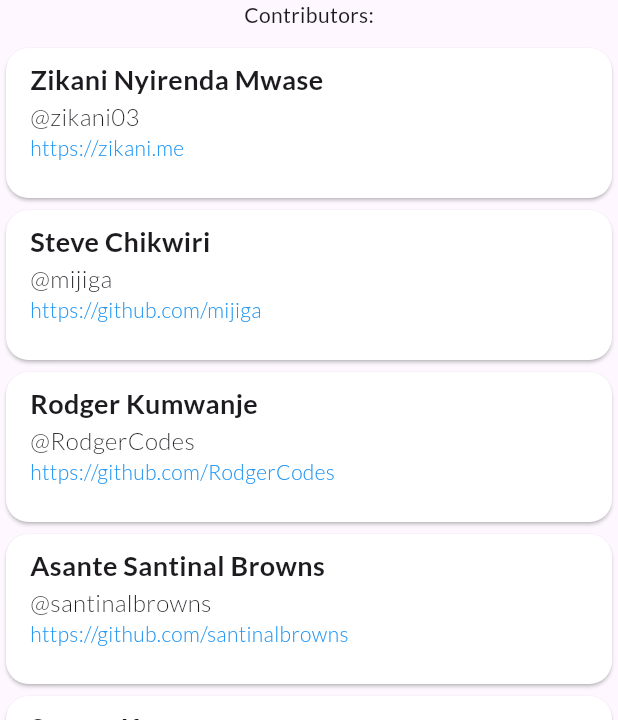
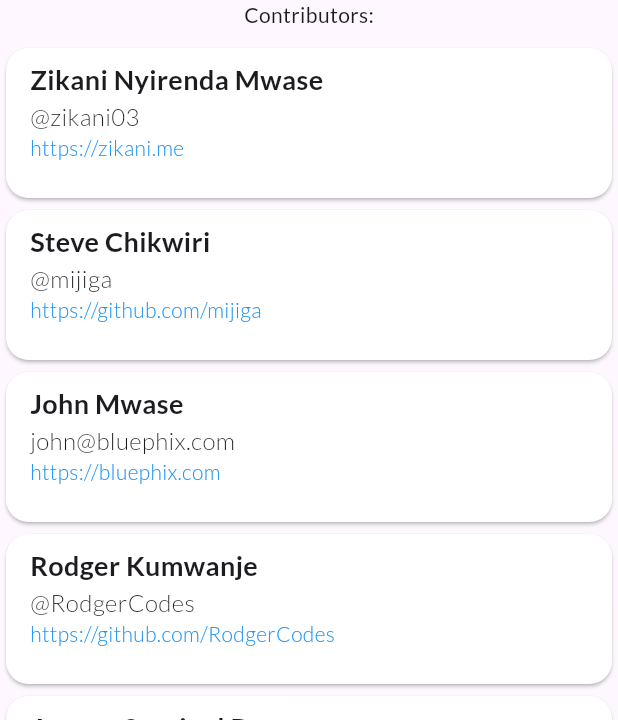
Before and after one commit to geekquest/bankimoon, a Flutter app: the AboutPage screen opened directly, on a phone screen of 412 x 824 dp, the part 516-1236 px from its top. Run offline on Flutter 3.47's test engine with Material 3 defaults, Android fonts, the phone set to English and light mode, and no system bars; our stand-ins replace flutter_bloc, flutter_spinkit, google_fonts, isar, share_plus, shared_preferences and 1 more; missing offline and left inert: encrypt; accounts and stored records are empty; generated files the repository leaves out were written again.

Commit message:
chore: add john to contributors

```diff
--- a/app/lib/data/contributors.dart
+++ b/app/lib/data/contributors.dart
@@ -20,6 +20,11 @@ List<Contributor> contributors = [
     name: "Steve Chikwiri",
     ghUsername: "@mijiga",
     url: "https://github.com/mijiga",
+  ),
+  Contributor(
+    name: "John Mwase",
+    ghUsername: "john@bluephix.com",
+    url: "https://bluephix.com",
   ),
   Contributor(
     name: "Rodger Kumwanje",
```
